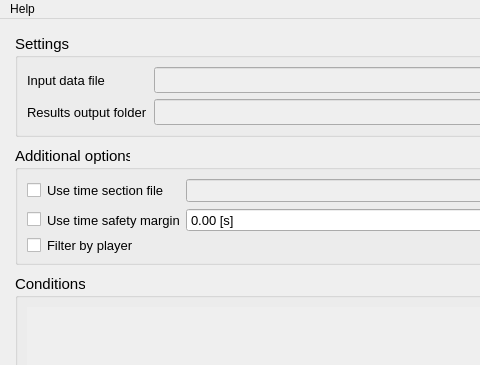
This is qt/cgdat.ui in rickstaa/CCDAT as Qt 5 draws it before an edit; both pictures show x 0 to 480 and y 0 to 365 of the 800 by 600 pixel window. The edited form follows.
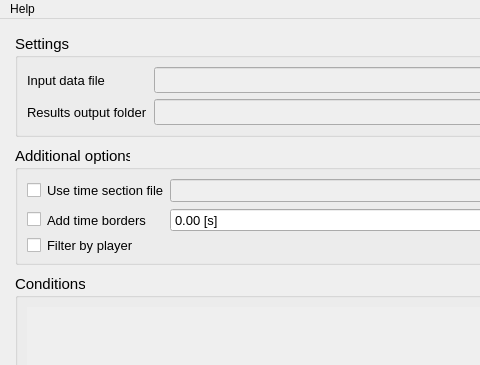
This is the edited form. Icons and pictures are not drawn.

What changed in the file:
```diff
--- a/qt/cgdat.ui
+++ b/qt/cgdat.ui
@@ -181,7 +181,7 @@
             <string/>
            </property>
            <property name="text">
-            <string>Use time safety margin</string>
+            <string>Add time borders</string>
            </property>
           </widget>
          </item>
```
